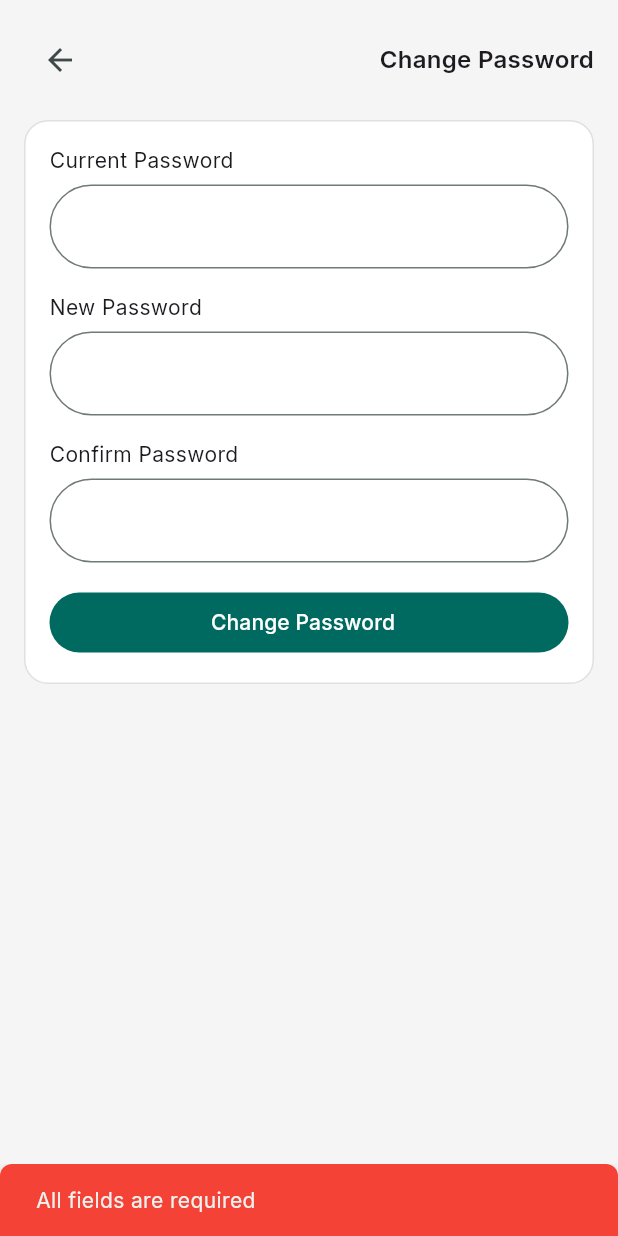
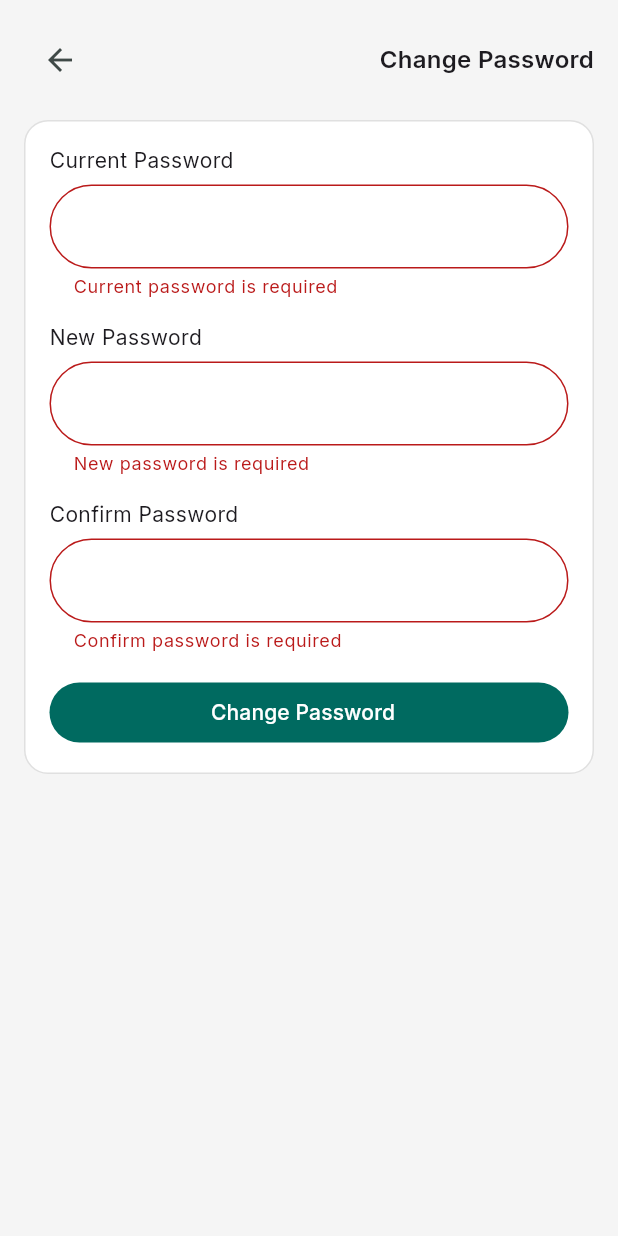
Before and after one commit to kevintherm/tracks, a Flutter app: the EditPasswordPage screen opened directly, after a tap on "Change Password", on a phone screen of 412 x 824 dp. Run offline on Flutter 3.47's test engine with Material 3 defaults, Android fonts, the light colour scheme and no system bars; our stand-ins replace firebase_core, flutter_secure_storage, flutter_svg, google_fonts, image_picker, pocketbase; accounts and stored records are empty.

Commit message:
feat: enhance password management with form validation and error handling

```diff
--- a/lib/pages/edit_password_page.dart
+++ b/lib/pages/edit_password_page.dart
@@ -3,6 +3,7 @@ import 'package:factual/services/auth_service.dart';
 import 'package:factual/utils/consts.dart';
 import 'package:flutter/material.dart';
 import 'package:google_fonts/google_fonts.dart';
+import 'package:pocketbase/pocketbase.dart';
 import 'package:provider/provider.dart';
 
 class EditPasswordPage extends StatefulWidget {
@@ -13,6 +14,7 @@ class EditPasswordPage extends StatefulWidget {
 }
 
 class _EditPasswordPageState extends State<EditPasswordPage> {
+  final _formKey = GlobalKey<FormState>();
   late AuthService authService;
 
   bool isLoading = false;
@@ -20,47 +22,25 @@ class _EditPasswordPageState extends State<EditPasswordPage> {
   TextEditingController currentPasswordController = TextEditingController();
   TextEditingController newPasswordController = TextEditingController();
   TextEditingController confirmPasswordController = TextEditingController();
+  final Map<String, String?> errors = {};
 
-  void handleChangePassword(BuildContext context) {
+  void handleChangePassword(BuildContext context) async {
     FocusScope.of(context).unfocus();
-
-    String currentPassword = currentPasswordController.text.trim();
-    String newPassword = newPasswordController.text.trim();
-    String confirmPassword = confirmPasswordController.text.trim();
-
-    if (currentPassword.isEmpty || newPassword.isEmpty || confirmPassword.isEmpty) {
-      ScaffoldMessenger.of(context).showSnackBar(
-        SnackBar(
-          content: Text('All fields are required'),
-          backgroundColor: Colors.red,
-          shape: RoundedRectangleBorder(
-            borderRadius: BorderRadius.only(topLeft: Radius.circular(8.0), topRight: Radius.circular(8.0)),
-          ),
-        ),
-      );
-      return;
-    }
-
-    if (newPassword != confirmPassword) {
-      ScaffoldMessenger.of(context).showSnackBar(
-        SnackBar(
-          content: Text('New password and confirm password do not match'),
-          backgroundColor: Colors.red,
-          shape: RoundedRectangleBorder(
-            borderRadius: BorderRadius.only(topLeft: Radius.circular(8.0), topRight: Radius.circular(8.0)),
-          ),
-        ),
-      );
-      return;
-    }
+  if (!_formKey.currentState!.validate()) return;
+  final currentPassword = currentPasswordController.text.trim();
+  final newPassword = newPasswordController.text.trim();
 
     setState(() {
       isLoading = true;
     });
 
-    authService
-        .updatePassword(currentPassword: currentPassword, newPassword: newPassword)
-        .then((_) {
+    try {
+      await authService.updatePassword(
+        currentPassword: currentPassword,
+        newPassword: newPassword,
+      );
+
+      // Success actions:
       currentPasswordController.clear();
       newPasswordController.clear();
       confirmPasswordController.clear();
@@ -70,22 +50,9 @@ class _EditPasswordPageState extends State<EditPasswordPage> {
       ScaffoldMessenger.of(context).showSnackBar(
         SnackBar(
           duration: snackBarShort,
-              content: Text('Password updated successfully'),
+          content: const Text('Password updated successfully'),
           backgroundColor: Colors.green,
-              shape: RoundedRectangleBorder(
-                borderRadius: BorderRadius.only(topLeft: Radius.circular(8.0), topRight: Radius.circular(8.0)),
-              ),
-            ),
-          );
-        })
-        .catchError((error) {
-          final messenger = ScaffoldMessenger.of(context);
-          messenger.showSnackBar(
-            SnackBar(
-              duration: snackBarLong,
-              content: Text(error.toString()),
-              backgroundColor: Colors.red,
-              shape: RoundedRectangleBorder(
+          shape: const RoundedRectangleBorder(
             borderRadius: BorderRadius.only(
               topLeft: Radius.circular(8.0),
               topRight: Radius.circular(8.0),
@@ -93,12 +60,49 @@ class _EditPasswordPageState extends State<EditPasswordPage> {
           ),
         ),
       );
-        })
-        .whenComplete(() {
+    } on ClientException catch (error) {
+
+      final errs = error.response['data'] ?? {};
+      errs.forEach((key, value) {
+        setState(() {
+          errors[key] = value['message'];
+        });
+      });
+
+      final messenger = ScaffoldMessenger.of(context);
+      messenger.showSnackBar(
+        SnackBar(
+          duration: snackBarLong,
+          content: Text(errorMessage(error)),
+          backgroundColor: Colors.red,
+          shape: const RoundedRectangleBorder(
+            borderRadius: BorderRadius.only(
+              topLeft: Radius.circular(8.0),
+              topRight: Radius.circular(8.0),
+            ),
+          ),
+        ),
+      );
+    } catch (error) {
+      final messenger = ScaffoldMessenger.of(context);
+      messenger.showSnackBar(
+        SnackBar(
+          duration: snackBarLong,
+          content: Text(fatalError),
+          backgroundColor: Colors.red,
+          shape: const RoundedRectangleBorder(
+            borderRadius: BorderRadius.only(
+              topLeft: Radius.circular(8.0),
+              topRight: Radius.circular(8.0),
+            ),
+          ),
+        ),
+      );
+    } finally {
       setState(() {
         isLoading = false;
       });
-        });
+    }
   }
 
   @override
@@ -126,18 +130,22 @@ class _EditPasswordPageState extends State<EditPasswordPage> {
         child: SafeKeyboard(
           child: Padding(
             padding: const EdgeInsets.all(16.0),
+            child: Form(
+              key: _formKey,
               child: Column(
                 children: [
                   Row(
                     mainAxisAlignment: MainAxisAlignment.spaceBetween,
                     crossAxisAlignment: CrossAxisAlignment.center,
                     children: [
-                    BackButton(
-                      onPressed: () => Navigator.pop(context),
-                    ),
+                      BackButton(onPressed: () => Navigator.pop(context)),
                       Text(
                         'Change Password',
-                      style: GoogleFonts.inter(fontSize: 16.0, fontWeight: FontWeight.w600, letterSpacing: 0.2),
+                        style: GoogleFonts.inter(
+                          fontSize: 16.0,
+                          fontWeight: FontWeight.w600,
+                          letterSpacing: 0.2,
+                        ),
                       ),
                     ],
                   ),
@@ -156,41 +164,98 @@ class _EditPasswordPageState extends State<EditPasswordPage> {
                       child: Column(
                         crossAxisAlignment: CrossAxisAlignment.start,
                         children: [
-                        Text('Current Password', style: GoogleFonts.inter(fontSize: 14.0)),
+                          Text(
+                            'Current Password',
+                            style: GoogleFonts.inter(fontSize: 14.0),
+                          ),
                           const SizedBox(height: 6.0),
                           TextFormField(
                             enabled: !isLoading,
                             controller: currentPasswordController,
                             obscureText: true,
                             decoration: InputDecoration(
-                            border: OutlineInputBorder(borderRadius: BorderRadius.circular(99.0)),
+                              border: OutlineInputBorder(
+                                borderRadius: BorderRadius.circular(99.0),
                               ),
+                            ),
+                            onChanged: (value) {
+                              if (errors['currentPassword'] != null) {
+                                setState(() {
+                                  errors['currentPassword'] = null;
+                                });
+                              }
+                            },
+                            validator: (value) {
+                              if (value == null || value.isEmpty) {
+                                return 'Current password is required';
+                              }
+                              return errors['currentPassword'];
+                            },
                           ),
 
                           const SizedBox(height: 16.0),
 
-                        Text('New Password', style: GoogleFonts.inter(fontSize: 14.0)),
+                          Text(
+                            'New Password',
+                            style: GoogleFonts.inter(fontSize: 14.0),
+                          ),
                           const SizedBox(height: 6.0),
                           TextFormField(
                             enabled: !isLoading,
                             controller: newPasswordController,
                             obscureText: true,
                             decoration: InputDecoration(
-                            border: OutlineInputBorder(borderRadius: BorderRadius.circular(99.0)),
+                              border: OutlineInputBorder(
+                                borderRadius: BorderRadius.circular(99.0),
                               ),
+                            ),
+                            onChanged: (value) {
+                              if (errors['password'] != null) {
+                                setState(() {
+                                  errors['password'] = null;
+                                });
+                              }
+                            },
+                            validator: (value) {
+                              if (value == null || value.isEmpty) {
+                                return 'New password is required';
+                              }
+                              return errors['password'];
+                            },
                           ),
 
                           const SizedBox(height: 16.0),
 
-                        Text('Confirm Password', style: GoogleFonts.inter(fontSize: 14.0)),
+                          Text(
+                            'Confirm Password',
+                            style: GoogleFonts.inter(fontSize: 14.0),
+                          ),
                           const SizedBox(height: 6.0),
                           TextFormField(
                             enabled: !isLoading,
                             controller: confirmPasswordController,
                             obscureText: true,
                             decoration: InputDecoration(
-                            border: OutlineInputBorder(borderRadius: BorderRadius.circular(99.0)),
+                              border: OutlineInputBorder(
+                                borderRadius: BorderRadius.circular(99.0),
                               ),
+                            ),
+                            onChanged: (value) {
+                              if (errors['confirmPassword'] != null) {
+                                setState(() {
+                                  errors['confirmPassword'] = null;
+                                });
+                              }
+                            },
+                            validator: (value) {
+                              if (value == null || value.isEmpty) {
+                                return 'Confirm password is required';
+                              }
+                              if (newPasswordController.text != value) {
+                                return 'Passwords do not match';
+                              }
+                              return errors['confirmPassword'];
+                            },
                           ),
 
                           const SizedBox(height: 16.0),
@@ -198,7 +263,9 @@ class _EditPasswordPageState extends State<EditPasswordPage> {
                           SizedBox(
                             width: double.infinity,
                             child: FilledButton(
-                            onPressed: isLoading ? null : () => handleChangePassword(context),
+                              onPressed: isLoading
+                                  ? null
+                                  : () => handleChangePassword(context),
                               child: Row(
                                 mainAxisAlignment: MainAxisAlignment.center,
                                 children: [
@@ -208,7 +275,10 @@ class _EditPasswordPageState extends State<EditPasswordPage> {
                                     const SizedBox(
                                       width: 18,
                                       height: 18,
-                                    child: CircularProgressIndicator(strokeWidth: 2.5, color: Colors.white),
+                                      child: CircularProgressIndicator(
+                                        strokeWidth: 2.5,
+                                        color: Colors.white,
+                                      ),
                                     ),
                                 ],
                               ),
@@ -223,6 +293,7 @@ class _EditPasswordPageState extends State<EditPasswordPage> {
             ),
           ),
         ),
+      ),
     );
   }
 }
--- a/lib/pages/login_with_email_page.dart
+++ b/lib/pages/login_with_email_page.dart
@@ -5,6 +5,7 @@ import 'package:factual/utils/consts.dart';
 import 'package:flutter/material.dart';
 import 'package:flutter_svg/flutter_svg.dart';
 import 'package:google_fonts/google_fonts.dart';
+import 'package:pocketbase/pocketbase.dart';
 import 'package:provider/provider.dart';
 
 class LoginWithEmail extends StatefulWidget {
@@ -54,11 +55,11 @@ class _LoginWithEmailState extends State<LoginWithEmail> {
           duration: snackBarShort,
         ),
       );
-    } catch (e) {
+    } on ClientException catch (e) {
       if (!mounted) return;
       ScaffoldMessenger.of(context).showSnackBar(
         SnackBar(
-          content: Text(fatalError),
+          content: Text(errorMessage(e)),
           backgroundColor: Colors.red,
           behavior: SnackBarBehavior.fixed,
           shape: RoundedRectangleBorder(
```
Also changed, not shown: lib/pages/register_with_email_page.dart (+47 -7 lines), lib/services/auth_service.dart (+9 -6 lines), lib/utils/consts.dart (+8 -0 lines). Lines whose indentation alone changed are shown as unchanged.
